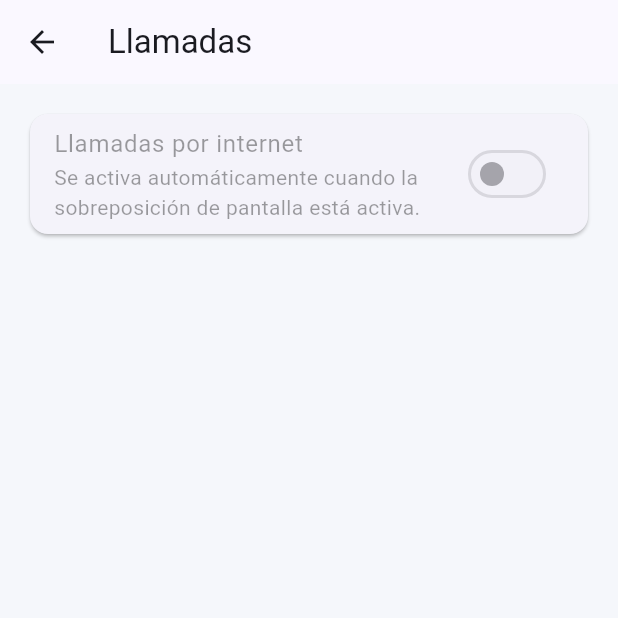
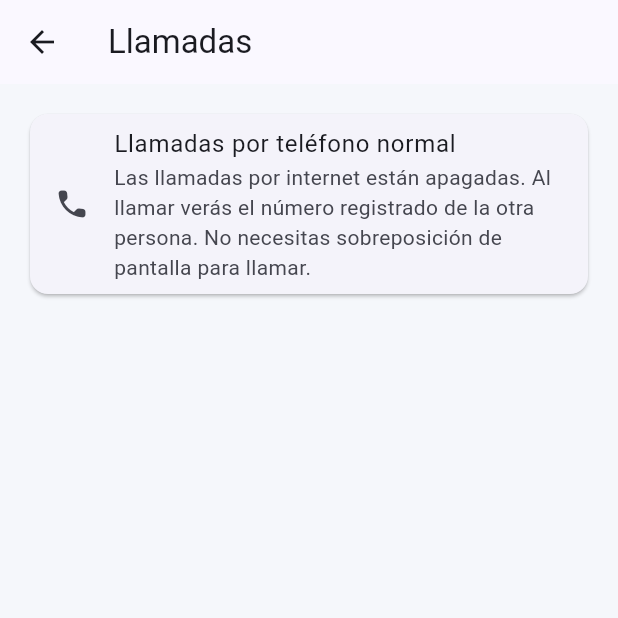
Before and after one commit to jorge2610g/Expressdelivery, a Flutter app: the CallPreferencesPage screen opened directly with empty values, on a phone screen of 412 x 824 dp, the top half of it. Run offline on Flutter 3.47's test engine with Material 3 defaults, Android fonts, the phone set to English and light mode, and no system bars; our stand-ins replace app_links, firebase_core, firebase_messaging, flutter_local_notifications, flutter_map, geolocator and 8 more; missing offline and left inert: android_play_install_referrer, dart:html, dart:js, dart:js_interop, zego_uikit_prebuilt_call, zego_uikit_signaling_plugin; accounts and stored records are empty; network calls fail.

Commit message:
Sobreposición de pantalla solo con llamadas por internet encendidas
Con las llamadas por internet (ZEGO) apagadas en el admin, al pasajero no se le
pide la sobreposición de pantalla, porque ya no hay llamadas en segundo plano.
- La sugerencia de sobreposición del pasajero solo aparece con el interruptor encendido.
- En Llamadas: con el interruptor apagado se explica que la llamada es por teléfono
  normal; el interruptor de sobreposición solo aparece con ZEGO encendido.
- En la cuenta, la entrada Llamadas siempre aparece cuando ZEGO está apagado.

La burbuja de ofertas del conductor no cambia: depende de la sobreposición y no es una llamada.

Co-Authored-By: Claude <noreply@anthropic.com>
Claude-Session: https://claude.ai/code/session_01Qq1PzEDDY2ZRnyzLMyyy8b

```diff
--- a/lib/call_preferences_page.dart
+++ b/lib/call_preferences_page.dart
@@ -25,6 +25,7 @@ class _CallPreferencesPageState extends State<CallPreferencesPage>
     with WidgetsBindingObserver {
   bool loading = true;
   bool overlayGranted = false;
+  bool zegoOn = false;
 
   @override
   void initState() {
@@ -47,9 +48,11 @@ class _CallPreferencesPageState extends State<CallPreferencesPage>
 
   Future<void> _load() async {
     final granted = await isOverlayGranted();
+    final zego = await expressZegoCallsEnabled();
     if (!mounted) return;
     setState(() {
       overlayGranted = granted;
+      zegoOn = zego;
       loading = false;
     });
     await syncOverlayCallPreference(widget.service);
@@ -91,6 +94,17 @@ class _CallPreferencesPageState extends State<CallPreferencesPage>
                   ),
                   const SizedBox(height: 12),
                 ],
+                if (!zegoOn)
+                  const Card(
+                    child: ListTile(
+                      leading: Icon(Icons.phone_rounded),
+                      title: Text('Llamadas por teléfono normal'),
+                      subtitle: Text(
+                        'Las llamadas por internet están apagadas. Al llamar verás el número registrado de la otra persona. No necesitas sobreposición de pantalla para llamar.',
+                      ),
+                    ),
+                  )
+                else
                 Card(
                   child: SwitchListTile(
                     title: const Text('Llamadas por internet'),
```
Also changed, not shown: lib/call_overlay_sync.dart (+19 -0 lines), lib/express_account_pages.dart (+6 -2 lines).
